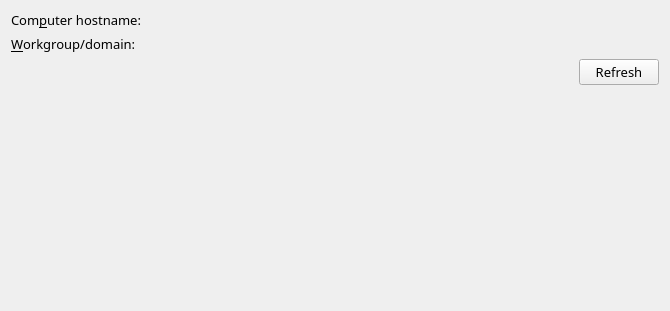
Qt form protocols/winpopup/ui/wpaddcontactbase.ui (KDE/kopete) before a commit.
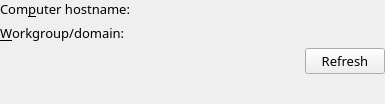
The same form after that commit. Custom widgets are drawn as their Qt base class.

Commit message: layout addcontact dialog properly

```diff
--- a/protocols/winpopup/ui/wpaddcontactbase.ui
+++ b/protocols/winpopup/ui/wpaddcontactbase.ui
@@ -5,8 +5,8 @@
    <rect>
     <x>0</x>
     <y>0</y>
-    <width>670</width>
-    <height>311</height>
+    <width>385</width>
+    <height>104</height>
    </rect>
   </property>
   <property name="sizePolicy" >
@@ -27,6 +27,24 @@
    </font>
   </property>
   <layout class="QGridLayout" >
+   <property name="leftMargin" >
+    <number>0</number>
+   </property>
+   <property name="topMargin" >
+    <number>0</number>
+   </property>
+   <property name="rightMargin" >
+    <number>0</number>
+   </property>
+   <property name="bottomMargin" >
+    <number>0</number>
+   </property>
+   <property name="horizontalSpacing" >
+    <number>6</number>
+   </property>
+   <property name="verticalSpacing" >
+    <number>6</number>
+   </property>
    <item row="0" column="0" >
     <layout class="QVBoxLayout" >
      <property name="spacing" >
@@ -103,6 +121,12 @@
      </property>
      <item>
       <widget class="KComboBox" native="1" name="mHostName" >
+       <property name="sizePolicy" >
+        <sizepolicy vsizetype="Preferred" hsizetype="MinimumExpanding" >
+         <horstretch>0</horstretch>
+         <verstretch>0</verstretch>
+        </sizepolicy>
+       </property>
        <property name="toolTip" >
         <string>The hostname you would like to use to send WinPopup messages to.</string>
        </property>
@@ -113,6 +137,12 @@
      </item>
      <item>
       <widget class="KComboBox" native="1" name="mHostGroup" >
+       <property name="sizePolicy" >
+        <sizepolicy vsizetype="Preferred" hsizetype="MinimumExpanding" >
+         <horstretch>0</horstretch>
+         <verstretch>0</verstretch>
+        </sizepolicy>
+       </property>
        <property name="toolTip" >
         <string>The workgroup or domain the computer is on that you would like to use to send WinPopup messages to.</string>
        </property>
@@ -147,15 +177,18 @@
      </item>
     </layout>
    </item>
-   <item row="2" column="0" >
+   <item row="2" column="0" colspan="2" >
     <spacer>
      <property name="orientation" >
       <enum>Qt::Vertical</enum>
      </property>
+     <property name="sizeType" >
+      <enum>QSizePolicy::MinimumExpanding</enum>
+     </property>
      <property name="sizeHint" >
       <size>
        <width>20</width>
-       <height>40</height>
+       <height>1</height>
       </size>
      </property>
     </spacer>
```
Left out of the diff: 3 changed lines with no effect on the pictures. The commit also changes 3 other files.
